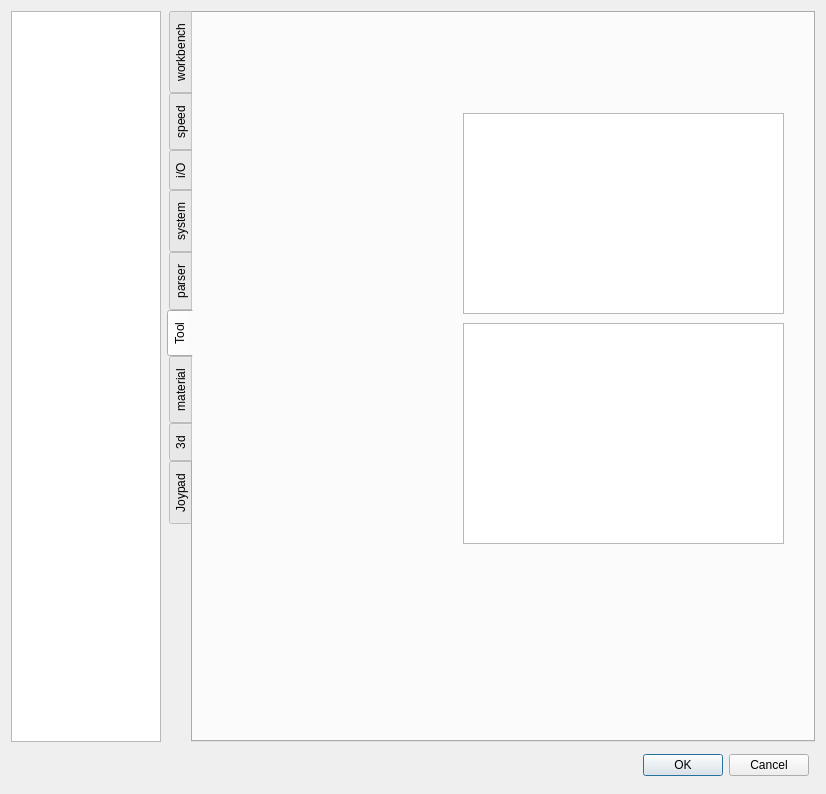
The window that sources/forms/Settings.ui (eduard-x/cnc-qt) describes before a commit, drawn with Qt 5.
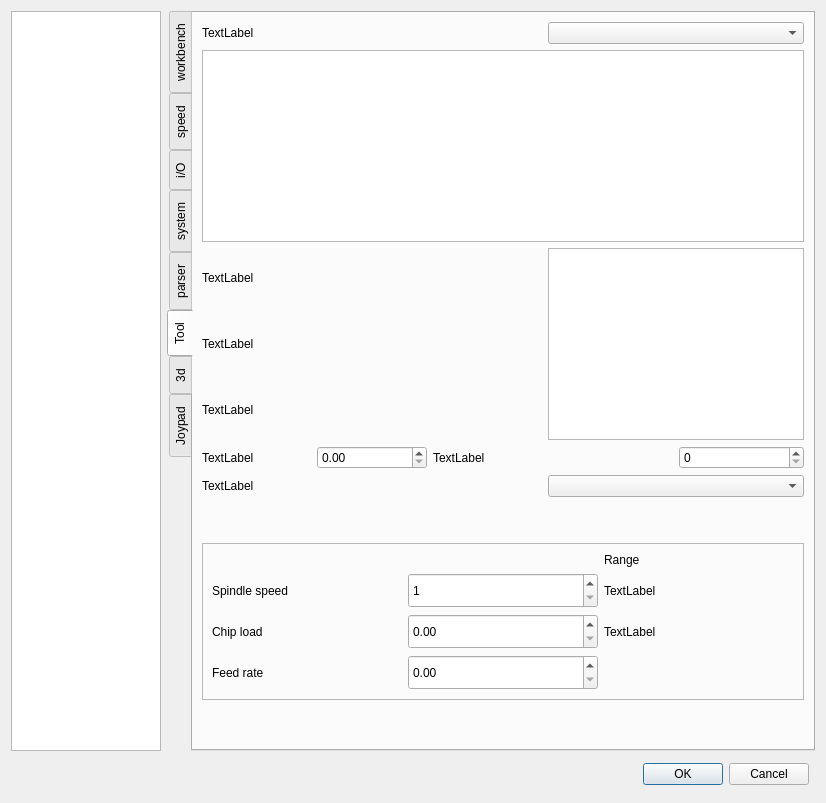
The same window after the commit.

Commit message: tool/material setting widget init

```diff
--- a/sources/forms/Settings.ui
+++ b/sources/forms/Settings.ui
@@ -2357,85 +2357,244 @@
         <attribute name="title">
          <string>Tool</string>
         </attribute>
-        <widget class="QGraphicsView" name="graphicsView">
-         <property name="geometry">
-          <rect>
-           <x>270</x>
-           <y>100</y>
-           <width>321</width>
-           <height>201</height>
-          </rect>
-         </property>
-         <property name="minimumSize">
-          <size>
-           <width>200</width>
-           <height>110</height>
-          </size>
-         </property>
-        </widget>
-        <widget class="QTextBrowser" name="textBrowser">
-         <property name="geometry">
-          <rect>
-           <x>270</x>
-           <y>310</y>
-           <width>321</width>
-           <height>221</height>
-          </rect>
-         </property>
-        </widget>
-       </widget>
-       <widget class="QWidget" name="tab_3">
-        <property name="sizePolicy">
-         <sizepolicy hsizetype="Minimum" vsizetype="Minimum">
-          <horstretch>0</horstretch>
-          <verstretch>0</verstretch>
-         </sizepolicy>
-        </property>
-        <attribute name="title">
-         <string>material</string>
-        </attribute>
-        <layout class="QGridLayout" name="gridLayout_15">
-         <item row="0" column="0" colspan="2">
-          <widget class="QScrollArea" name="scrollArea_8">
-           <property name="sizePolicy">
-            <sizepolicy hsizetype="Minimum" vsizetype="Minimum">
-             <horstretch>0</horstretch>
-             <verstretch>0</verstretch>
-            </sizepolicy>
+        <layout class="QGridLayout" name="gridLayout_22">
+         <item row="0" column="0">
+          <layout class="QGridLayout" name="gridLayout_2">
+           <item row="6" column="0" colspan="3">
+            <widget class="QLabel" name="labelMaterial">
+             <property name="text">
+              <string>TextLabel</string>
+             </property>
+            </widget>
+           </item>
+           <item row="2" column="3" rowspan="3" colspan="2">
+            <widget class="QGraphicsView" name="graphicsView">
+             <property name="sizePolicy">
+              <sizepolicy hsizetype="MinimumExpanding" vsizetype="MinimumExpanding">
+               <horstretch>0</horstretch>
+               <verstretch>0</verstretch>
+              </sizepolicy>
+             </property>
+             <property name="minimumSize">
+              <size>
+               <width>200</width>
+               <height>110</height>
+              </size>
+             </property>
+            </widget>
+           </item>
+           <item row="4" column="0" colspan="3">
+            <widget class="QLabel" name="labelMaxDepth">
+             <property name="sizePolicy">
+              <sizepolicy hsizetype="Preferred" vsizetype="Minimum">
+               <horstretch>0</horstretch>
+               <verstretch>0</verstretch>
+              </sizepolicy>
+             </property>
+             <property name="text">
+              <string>TextLabel</string>
+             </property>
+            </widget>
+           </item>
+           <item row="3" column="0" colspan="3">
+            <widget class="QLabel" name="labelShaft">
+             <property name="sizePolicy">
+              <sizepolicy hsizetype="Preferred" vsizetype="Minimum">
+               <horstretch>0</horstretch>
+               <verstretch>0</verstretch>
+              </sizepolicy>
+             </property>
+             <property name="text">
+              <string>TextLabel</string>
+             </property>
+            </widget>
+           </item>
+           <item row="5" column="1">
+            <widget class="QDoubleSpinBox" name="doubleSpinBox"/>
+           </item>
+           <item row="6" column="3" colspan="2">
+            <widget class="QComboBox" name="comboBoxMaterial"/>
+           </item>
+           <item row="5" column="4">
+            <widget class="QSpinBox" name="spinBox"/>
+           </item>
+           <item row="0" column="0" colspan="3">
+            <widget class="QLabel" name="labelTool">
+             <property name="text">
+              <string>TextLabel</string>
+             </property>
+            </widget>
+           </item>
+           <item row="0" column="3" colspan="2">
+            <widget class="QComboBox" name="comboBoxTool"/>
+           </item>
+           <item row="5" column="0">
+            <widget class="QLabel" name="labelDiameter">
+             <property name="text">
+              <string>TextLabel</string>
+             </property>
+            </widget>
+           </item>
+           <item row="5" column="2" colspan="2">
+            <widget class="QLabel" name="labelFlutes">
+             <property name="text">
+              <string>TextLabel</string>
+             </property>
+            </widget>
+           </item>
+           <item row="2" column="0" colspan="3">
+            <widget class="QLabel" name="labelDiam">
+             <property name="sizePolicy">
+              <sizepolicy hsizetype="Preferred" vsizetype="Minimum">
+               <horstretch>0</horstretch>
+               <verstretch>0</verstretch>
+              </sizepolicy>
+             </property>
+             <property name="text">
+              <string>TextLabel</string>
+             </property>
+            </widget>
+           </item>
+           <item row="1" column="0" colspan="5">
+            <widget class="QTextBrowser" name="textBrowser">
+             <property name="sizePolicy">
+              <sizepolicy hsizetype="MinimumExpanding" vsizetype="Minimum">
+               <horstretch>0</horstretch>
+               <verstretch>0</verstretch>
+              </sizepolicy>
+             </property>
+            </widget>
+           </item>
+          </layout>
+         </item>
+         <item row="3" column="0">
+          <spacer name="verticalSpacer_3">
+           <property name="orientation">
+            <enum>Qt::Vertical</enum>
+           </property>
+           <property name="sizeHint" stdset="0">
+            <size>
+             <width>20</width>
+             <height>40</height>
+            </size>
+           </property>
+          </spacer>
+         </item>
+         <item row="2" column="0">
+          <widget class="QFrame" name="frame">
+           <property name="minimumSize">
+            <size>
+             <width>200</width>
+             <height>0</height>
+            </size>
            </property>
            <property name="frameShape">
-            <enum>QFrame::NoFrame</enum>
+            <enum>QFrame::StyledPanel</enum>
            </property>
-           <property name="widgetResizable">
-            <bool>true</bool>
+           <property name="frameShadow">
+            <enum>QFrame::Raised</enum>
            </property>
-           <widget class="QWidget" name="scrollAreaWidgetContents_8">
-            <property name="geometry">
-             <rect>
-              <x>0</x>
-              <y>0</y>
-              <width>604</width>
-              <height>719</height>
-             </rect>
-            </property>
-            <layout class="QGridLayout" name="gridLayout_28">
-             <item row="0" column="0">
-              <spacer name="verticalSpacer_9">
-               <property name="orientation">
-                <enum>Qt::Vertical</enum>
-               </property>
-               <property name="sizeHint" stdset="0">
-                <size>
-                 <width>20</width>
-                 <height>40</height>
-                </size>
-               </property>
-              </spacer>
-             </item>
-            </layout>
-           </widget>
+           <layout class="QGridLayout" name="gridLayout_15">
+            <item row="1" column="0">
+             <widget class="QLabel" name="labelSpendleSpeed">
+              <property name="text">
+               <string>Spindle speed</string>
+              </property>
+             </widget>
+            </item>
+            <item row="1" column="2">
+             <widget class="QLabel" name="labelRangeSpindle">
+              <property name="text">
+               <string>TextLabel</string>
+              </property>
+             </widget>
+            </item>
+            <item row="2" column="0">
+             <widget class="QLabel" name="labelChipLoad">
+              <property name="text">
+               <string>Chip load</string>
+              </property>
+             </widget>
+            </item>
+            <item row="0" column="2">
+             <widget class="QLabel" name="labelRange">
+              <property name="text">
+               <string>Range</string>
+              </property>
+             </widget>
+            </item>
+            <item row="2" column="1">
+             <widget class="QDoubleSpinBox" name="doubleSpinChipLoad">
+              <property name="minimumSize">
+               <size>
+                <width>0</width>
+                <height>35</height>
+               </size>
+              </property>
+             </widget>
+            </item>
+            <item row="2" column="2">
+             <widget class="QLabel" name="labelRangeChipLoad">
+              <property name="text">
+               <string>TextLabel</string>
+              </property>
+             </widget>
+            </item>
+            <item row="3" column="0">
+             <widget class="QLabel" name="labelFeedRate">
+              <property name="text">
+               <string>Feed rate</string>
+              </property>
+             </widget>
+            </item>
+            <item row="3" column="1">
+             <widget class="QDoubleSpinBox" name="doubleSpinFeedRate">
+              <property name="minimumSize">
+               <size>
+                <width>0</width>
+                <height>35</height>
+               </size>
+              </property>
+              <property name="maximum">
+               <double>999.899999999999977</double>
+              </property>
+             </widget>
+            </item>
+            <item row="1" column="1">
+             <widget class="QSpinBox" name="doubleSpinSpindleSpeed">
+              <property name="minimumSize">
+               <size>
+                <width>0</width>
+                <height>35</height>
+               </size>
+              </property>
+              <property name="minimum">
+               <number>1</number>
+              </property>
+              <property name="maximum">
+               <number>30000</number>
+              </property>
+              <property name="singleStep">
+               <number>100</number>
+              </property>
+             </widget>
+            </item>
+           </layout>
           </widget>
          </item>
+         <item row="1" column="0">
+          <spacer name="verticalSpacer_5">
+           <property name="orientation">
+            <enum>Qt::Vertical</enum>
+           </property>
+           <property name="sizeHint" stdset="0">
+            <size>
+             <width>20</width>
+             <height>40</height>
+            </size>
+           </property>
+          </spacer>
+         </item>
         </layout>
        </widget>
        <widget class="QWidget" name="tab_4">
```
The commit also changes 1 other file.
